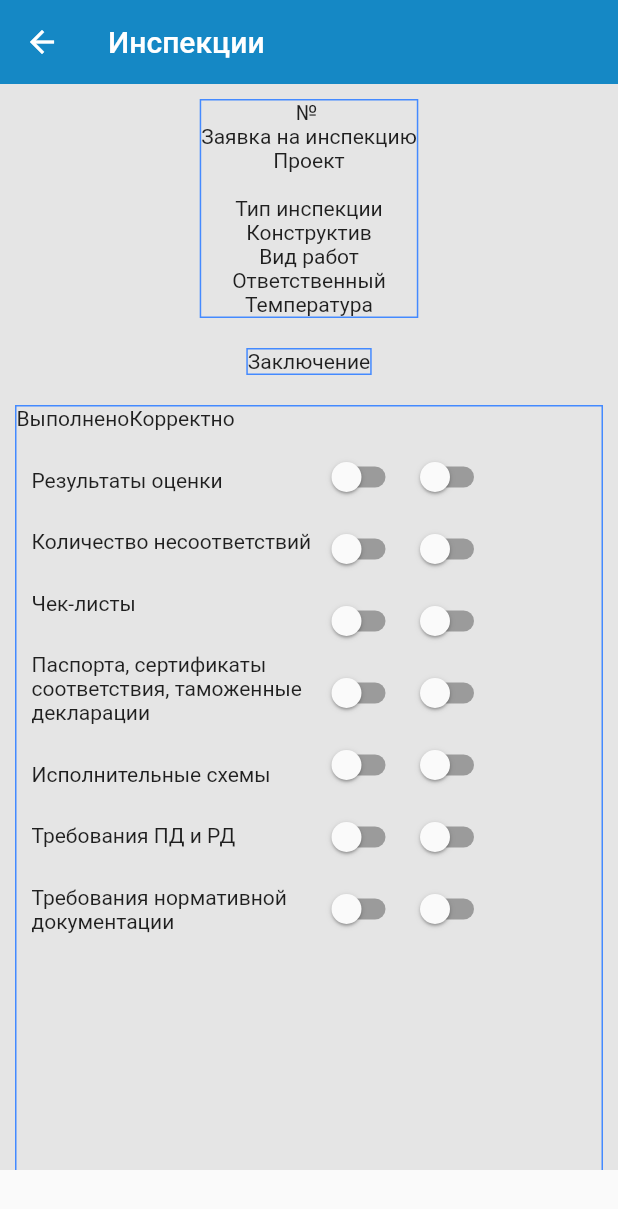
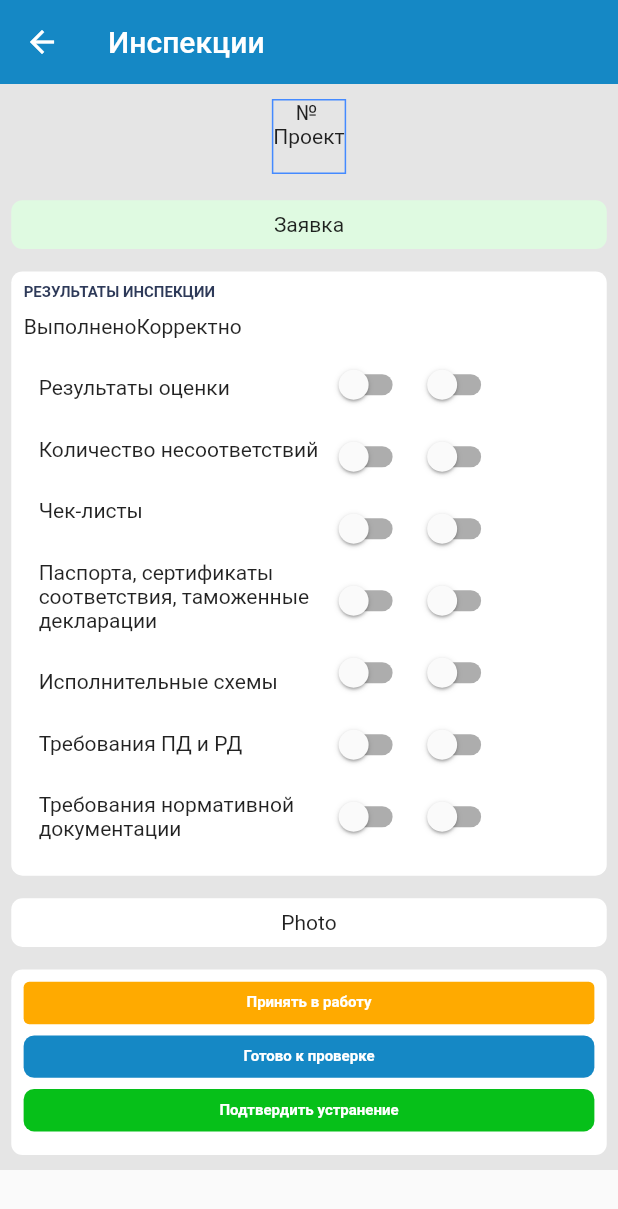
Before and after one commit to SEARteam1928/mstroy, a Flutter app: the InspectionsEditPage screen opened directly with empty values, on a phone screen of 412 x 824 dp. Shown: the top 1209 px of the screen. Run offline on Flutter 3.47's test engine with Material 2 defaults, Android fonts, the phone set to English and light mode, and no system bars; our stand-ins replace flutter_svg, fluttertoast, graphql_flutter, image_picker, shared_preferences; missing offline and left inert: flutter_cupertino_date_picker; accounts and stored records are empty.

Commit message:
02 07 2020 12 09

```diff
--- a/lib/construction_control/inspections/inspections/InspectionsEditPage.dart
+++ b/lib/construction_control/inspections/inspections/InspectionsEditPage.dart
@@ -62,8 +62,7 @@ class _InspectionsEditPageState extends State<InspectionsEditPage> {
     });
     var trailingTextSize = 14.toDouble() * devicePR;
     trailingTextSize = 14.toDouble() * devicePR / 2;
-    var fixButtonMargin = EdgeInsets.only(
-        left: 10, right: 10, top:  5 * devicePR / 2, bottom: 5 * devicePR / 2);
+    var fixButtonMargin = EdgeInsets.only(bottom: 10 * devicePR / 2);
     var buttonHeight = 35.toDouble() * devicePR / 2 + 2;
     var buttonPadding =
         EdgeInsets.only(top: 4 * devicePR / 2, bottom: 4 * devicePR / 2);
@@ -93,40 +92,52 @@ class _InspectionsEditPageState extends State<InspectionsEditPage> {
                               child: Column(
                                 children: <Widget>[
                                   Text("№ $incidentIndex"),
-                                  Text("Заявка на инспекцию"),
                                   Text("Проект"),
                                   Text(projectName),
-                                  Text("Тип инспекции"),
-                                  Text("Конструктив"),
-                                  Text("Вид работ"),
-                                  Text("Ответственный"),
-                                  Text("Температура"),
                                 ],
                               ),
                             ),
                             Container(
-                              margin: EdgeInsets.all(10),
+                              width: MediaQuery.of(context).size.width,
+                              margin: EdgeInsets.all(10 * devicePR / 2),
+                              padding: EdgeInsets.all(11 * devicePR / 2),
                               decoration: BoxDecoration(
-                                  border: Border.all(color: Colors.blueAccent)),
+                                  color: inspectionEditPageRequestsGreen,
+                                  borderRadius: BorderRadius.all(
+                                      Radius.circular(10 * devicePR / 2))),
                               child: Column(
-                                children: <Widget>[
-                                  Text("Заключение"),
-                                ],
+                                children: <Widget>[Text("Заявка")],
                               ),
                             ),
                             Container(
-                              margin: EdgeInsets.all(10),
-                              height: 1000,
+                              width: MediaQuery.of(context).size.width,
+                              margin: EdgeInsets.all(10 * devicePR / 2),
+                              padding: EdgeInsets.all(11 * devicePR / 2),
                               decoration: BoxDecoration(
-                                  border: Border.all(color: Colors.blueAccent)),
+                                  color: white,
+                                  borderRadius: BorderRadius.all(
+                                      Radius.circular(10 * devicePR / 2))),
                               child: Column(
                                 children: <Widget>[
-                                  Row(
+                                  Container(
+                                      width: MediaQuery.of(context).size.width,
+                                      child: Text(
+                                        "РЕЗУЛЬТАТЫ ИНСПЕКЦИИ",
+                                        style: TextStyle(
+                                          color: newDarkBlue,
+                                          fontSize: fixButtonSize,
+                                          fontWeight: FontWeight.bold,
+                                        ),
+                                        textAlign: TextAlign.left,
+                                      )),
+                                  Container(
+                                    margin: EdgeInsets.only(top: 11* devicePR / 2),
+                                      child: Row(
                                     children: <Widget>[
                                       Text("Выполнено"),
                                       Text("Корректно"),
                                     ],
-                                  ),
+                                  )),
                                   Row(
                                     children: <Widget>[
                                       _switchesNamesColumn(),
@@ -138,9 +149,25 @@ class _InspectionsEditPageState extends State<InspectionsEditPage> {
                               ),
                             ),
                             Container(
-                              margin: EdgeInsets.all(10),
+                              width: MediaQuery.of(context).size.width,
+                              margin: EdgeInsets.all(10 * devicePR / 2),
+                              padding: EdgeInsets.all(11 * devicePR / 2),
                               decoration: BoxDecoration(
-                                  border: Border.all(color: Colors.blueAccent)),
+                                  color: white,
+                                  borderRadius: BorderRadius.all(
+                                      Radius.circular(10 * devicePR / 2))),
+                              child: Column(
+                                children: <Widget>[Text("Photo")],
+                              ),
+                            ),
+                            Container(
+                              width: MediaQuery.of(context).size.width,
+                              margin: EdgeInsets.all(10 * devicePR / 2),
+                              padding: EdgeInsets.all(11 * devicePR / 2),
+                              decoration: BoxDecoration(
+                                  color: white,
+                                  borderRadius: BorderRadius.all(
+                                      Radius.circular(10 * devicePR / 2))),
                               child: Column(
                                 children: <Widget>[
                                   Container(
@@ -151,7 +178,8 @@ class _InspectionsEditPageState extends State<InspectionsEditPage> {
                                           elevation: 0.0,
                                           shape: RoundedRectangleBorder(
                                             borderRadius: BorderRadius.all(
-                                                Radius.circular(5* devicePR/2)),
+                                                Radius.circular(
+                                                    5 * devicePR / 2)),
                                           ),
                                           onPressed: () {},
                                           textColor: white,
@@ -183,7 +211,7 @@ class _InspectionsEditPageState extends State<InspectionsEditPage> {
                                             child: Text(
                                               "Готово к проверке",
                                               style: TextStyle(
-                                                  fontWeight: FontWeight.normal,
+                                                  fontWeight: FontWeight.bold,
                                                   fontSize: fixButtonSize),
                                             ),
                                           ))),
@@ -205,12 +233,10 @@ class _InspectionsEditPageState extends State<InspectionsEditPage> {
                                             child: Text(
                                               "Подтвердить устранение",
                                               style: TextStyle(
-                                                  fontWeight: FontWeight.normal,
+                                                  fontWeight: FontWeight.bold,
                                                   fontSize: fixButtonSize),
                                             ),
                                           ))),
-                                  Text("Инспекция принята/не принята"),
-                                  Text("Виза ОКС"),
                                 ],
                               ),
                             ),
--- a/lib/mainclasses/constants/MSColors.dart
+++ b/lib/mainclasses/constants/MSColors.dart
@@ -33,3 +33,4 @@ var filterInspectionUnSelectedColor = const Color(0xFF2F7194);
 var leadingYellow = const Color(0xFFFFC94D);
 var inspectionEditPageButtonYellow = const Color(0xFFFFAA00);
 var inspectionEditPageButtonGreen = const Color(0xFF06C019);
+var inspectionEditPageRequestsGreen = const Color(0xFFDFFAE1);
```
Also changed, not shown: 4 other files.
